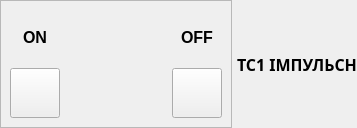
The window that tccontrol.ui (Goodjamp/Mdio) describes before a commit, drawn with Qt 5.
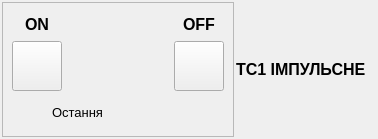
The same window after the commit.

```diff
--- a/tccontrol.ui
+++ b/tccontrol.ui
@@ -6,8 +6,8 @@
    <rect>
     <x>0</x>
     <y>0</y>
-    <width>328</width>
-    <height>128</height>
+    <width>368</width>
+    <height>139</height>
    </rect>
   </property>
   <property name="windowTitle">
@@ -16,21 +16,21 @@
   <property name="styleSheet">
    <string notr="true"/>
   </property>
-  <layout class="QHBoxLayout" name="horizontalLayout_2" stretch="0,0,5">
+  <layout class="QHBoxLayout" name="horizontalLayout">
    <property name="spacing">
-    <number>5</number>
+    <number>2</number>
    </property>
    <property name="leftMargin">
-    <number>0</number>
+    <number>2</number>
    </property>
    <property name="topMargin">
-    <number>0</number>
+    <number>2</number>
    </property>
    <property name="rightMargin">
-    <number>0</number>
+    <number>2</number>
    </property>
    <property name="bottomMargin">
-    <number>0</number>
+    <number>2</number>
    </property>
    <item>
     <widget class="QFrame" name="fTcControlBackGround">
@@ -40,7 +40,9 @@
      <property name="frameShadow">
       <enum>QFrame::Raised</enum>
      </property>
-     <layout class="QHBoxLayout" name="horizontalLayout">
+     <layout class="QVBoxLayout" name="verticalLayout_4">
+      <item>
+       <layout class="QHBoxLayout" name="horizontalLayout_3">
       <item>
        <layout class="QVBoxLayout" name="verticalLayout">
         <property name="spacing">
@@ -50,6 +52,7 @@
          <widget class="QLabel" name="lNameOn">
           <property name="font">
            <font>
+              <family>MS Shell Dlg 2</family>
             <pointsize>12</pointsize>
             <weight>75</weight>
             <bold>true</bold>
@@ -79,6 +82,7 @@
           </property>
           <property name="font">
            <font>
+              <family>MS Shell Dlg 2</family>
             <pointsize>9</pointsize>
             <weight>75</weight>
             <bold>true</bold>
@@ -128,37 +132,7 @@
           </property>
           <property name="font">
            <font>
-            <family>Trebuchet MS</family>
-            <pointsize>12</pointsize>
-            <weight>75</weight>
-            <bold>true</bold>
-           </font>
-          </property>
-          <property name="text">
-           <string/>
-          </property>
-          <property name="alignment">
-           <set>Qt::AlignCenter</set>
-          </property>
-         </widget>
-        </item>
-        <item>
-         <widget class="QLabel" name="lStateTextStr2">
-          <property name="minimumSize">
-           <size>
-            <width>100</width>
-            <height>30</height>
-           </size>
-          </property>
-          <property name="maximumSize">
-           <size>
-            <width>100</width>
-            <height>30</height>
-           </size>
-          </property>
-          <property name="font">
-           <font>
-            <family>Trebuchet MS</family>
+              <family>MS Shell Dlg 2</family>
             <pointsize>12</pointsize>
             <weight>75</weight>
             <bold>true</bold>
@@ -196,6 +170,7 @@
          <widget class="QLabel" name="lNameOff">
           <property name="font">
            <font>
+              <family>MS Shell Dlg 2</family>
             <pointsize>12</pointsize>
             <weight>75</weight>
             <bold>true</bold>
@@ -225,6 +200,7 @@
           </property>
           <property name="font">
            <font>
+              <family>MS Shell Dlg 2</family>
             <pointsize>9</pointsize>
             <weight>75</weight>
             <bold>true</bold>
@@ -237,6 +213,97 @@
            <bool>true</bool>
           </property>
          </widget>
+          </item>
+         </layout>
+        </item>
+       </layout>
+      </item>
+      <item>
+       <spacer name="verticalSpacer_3">
+        <property name="orientation">
+         <enum>Qt::Vertical</enum>
+        </property>
+        <property name="sizeHint" stdset="0">
+         <size>
+          <width>20</width>
+          <height>40</height>
+         </size>
+        </property>
+       </spacer>
+      </item>
+      <item>
+       <layout class="QHBoxLayout" name="horizontalLayout_2">
+        <property name="spacing">
+         <number>0</number>
+        </property>
+        <item>
+         <spacer name="horizontalSpacer_2">
+          <property name="orientation">
+           <enum>Qt::Horizontal</enum>
+          </property>
+          <property name="sizeHint" stdset="0">
+           <size>
+            <width>40</width>
+            <height>20</height>
+           </size>
+          </property>
+         </spacer>
+        </item>
+        <item>
+         <widget class="QLabel" name="label">
+          <property name="font">
+           <font>
+            <family>MS Shell Dlg 2</family>
+            <pointsize>10</pointsize>
+           </font>
+          </property>
+          <property name="text">
+           <string>Остання</string>
+          </property>
+         </widget>
+        </item>
+        <item>
+         <widget class="QLabel" name="lStateTextStr2">
+          <property name="minimumSize">
+           <size>
+            <width>80</width>
+            <height>30</height>
+           </size>
+          </property>
+          <property name="maximumSize">
+           <size>
+            <width>80</width>
+            <height>30</height>
+           </size>
+          </property>
+          <property name="font">
+           <font>
+            <family>MS Shell Dlg 2</family>
+            <pointsize>14</pointsize>
+            <weight>75</weight>
+            <bold>true</bold>
+           </font>
+          </property>
+          <property name="text">
+           <string/>
+          </property>
+          <property name="alignment">
+           <set>Qt::AlignCenter</set>
+          </property>
+         </widget>
+        </item>
+        <item>
+         <spacer name="horizontalSpacer_3">
+          <property name="orientation">
+           <enum>Qt::Horizontal</enum>
+          </property>
+          <property name="sizeHint" stdset="0">
+           <size>
+            <width>40</width>
+            <height>20</height>
+           </size>
+          </property>
+         </spacer>
         </item>
        </layout>
       </item>
@@ -247,19 +314,19 @@
     <widget class="QLabel" name="lTcName">
      <property name="minimumSize">
       <size>
-       <width>120</width>
+       <width>140</width>
        <height>50</height>
       </size>
      </property>
      <property name="maximumSize">
       <size>
-       <width>120</width>
+       <width>140</width>
        <height>50</height>
       </size>
      </property>
      <property name="font">
       <font>
-       <family>Trebuchet MS</family>
+       <family>MS Shell Dlg 2</family>
        <pointsize>12</pointsize>
        <weight>75</weight>
        <bold>true</bold>
```
Lines whose indentation alone changed are shown as unchanged.
